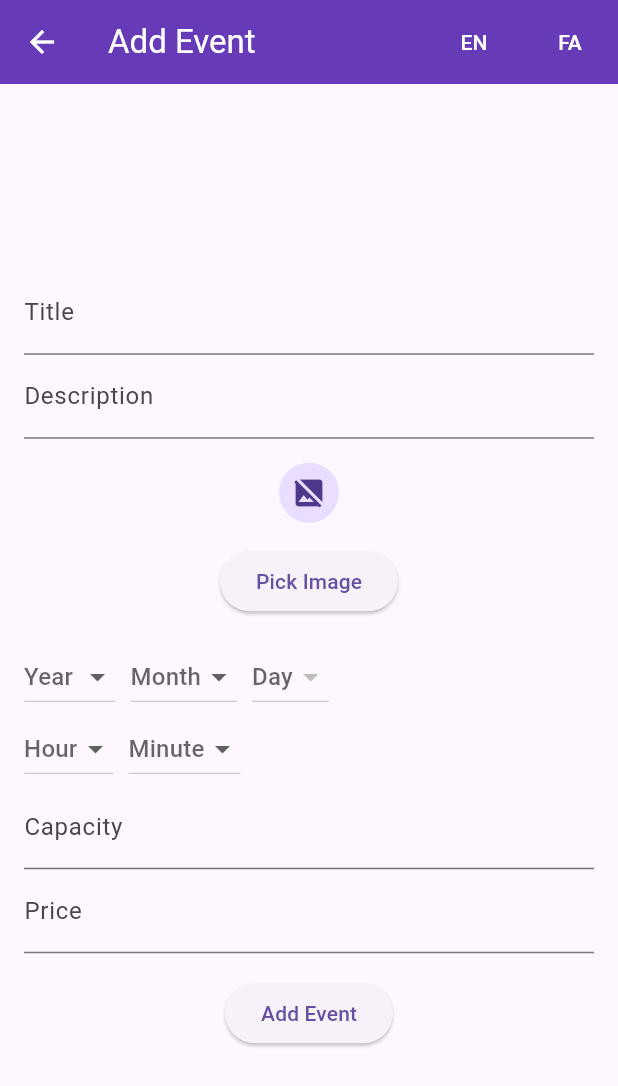
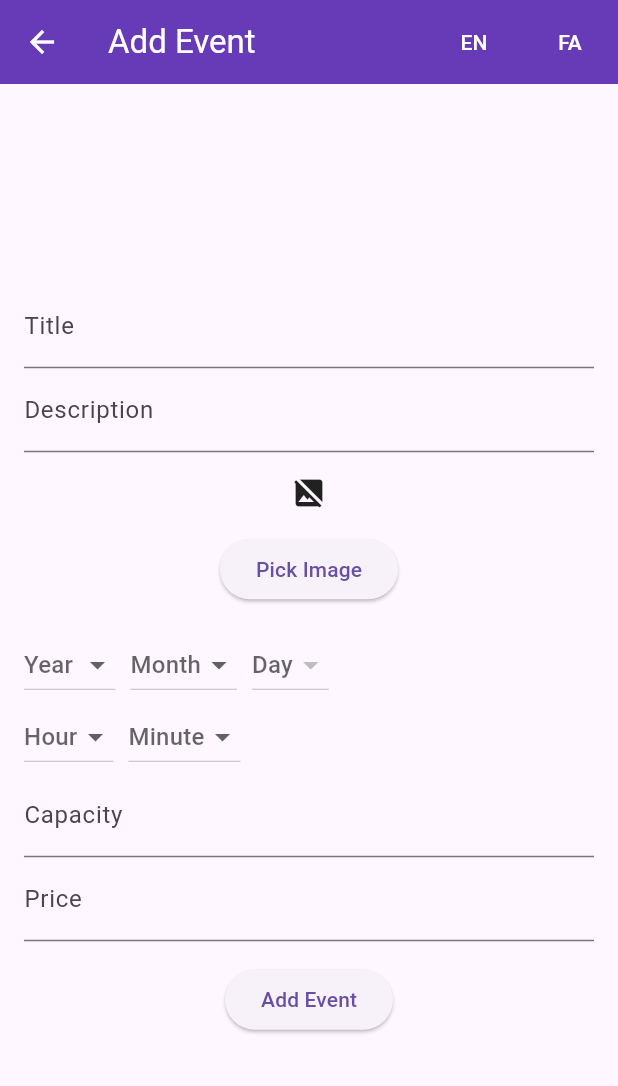
Before and after one commit to kasragh23/my_project_events, a Flutter app: the AddEventPage screen opened directly, on a phone screen of 412 x 824 dp. Shown: the top 1086 px of the screen. Run offline on Flutter 3.47's test engine with Material 3 defaults, Android fonts, the phone set to English and light mode, and no system bars; our stand-ins replace either_dart, get, image_picker, shared_preferences; accounts and stored records are empty.

```diff
--- a/lib/src/pages/add_event/controllers/add_event_controller.dart
+++ b/lib/src/pages/add_event/controllers/add_event_controller.dart
@@ -1,9 +1,9 @@
 import 'dart:convert';
 import 'package:flutter/material.dart';
+import 'package:flutter/services.dart';
 import 'package:get/get.dart';
 import 'package:image_picker/image_picker.dart';
 import '../model/add_event_dto.dart';
-
 
 import '../repositories/add_event_repository.dart';
 
@@ -12,20 +12,19 @@ class AddEventController extends GetxController {
   final int? userId;
 
   AddEventController({required this.userId});
-
   final formKey = GlobalKey<FormState>();
   final title = TextEditingController();
   final description = TextEditingController();
   final capacity = TextEditingController();
   final price = TextEditingController();
+  final TextInputFormatter _capacityFormatter = FilteringTextInputFormatter.digitsOnly;
+  final TextInputFormatter _priceFormatter = FilteringTextInputFormatter.allow(RegExp('[0-9.,]+'));
   var selectedYear = 0.obs;
   var selectedMonth = 0.obs;
   var selectedDay = 0.obs;
   var selectedHour = 0.obs;
   var selectedMinute = 0.obs;
-  final currentYear = DateTime
-      .now()
-      .year;
+  final currentYear = DateTime.now().year;
 
   List<int> get years =>
       [for (var i = currentYear - 5; i <= currentYear + 5; i++) i];
@@ -50,6 +49,9 @@ class AddEventController extends GetxController {
   var selectedImage = ''.obs;
   var selectedDate = ''.obs;
 
+  List<TextInputFormatter> get capacityFormatters => [_capacityFormatter];
+  List<TextInputFormatter> get priceFormatters => [_priceFormatter];
+
   final ImagePicker _picker = ImagePicker();
 
   void pickImage() async {
@@ -70,15 +72,21 @@ class AddEventController extends GetxController {
     final int priceValue = int.tryParse(price.text) ?? 0;
     final int capacityValue = int.parse(capacity.text);
     final eventDate = DateTime(
-        selectedYear.value, selectedMonth.value, selectedDay.value,
-        selectedHour.value, selectedMinute.value,);
+      selectedYear.value,
+      selectedMonth.value,
+      selectedDay.value,
+      selectedHour.value,
+      selectedMinute.value,
+    );
     if (eventDate.isBefore(DateTime.now())) {
       Get.showSnackbar(
-          const GetSnackBar(title: 'Error',
+        const GetSnackBar(
+          title: 'Error',
           message: 'Event date must be in the future.',
           backgroundColor: Colors.red,
           duration: Duration(seconds: 4),
-          ),);
+        ),
+      );
       return;
     }
     final AddEventDto dto = AddEventDto(
@@ -103,7 +111,6 @@ class AddEventController extends GetxController {
     }, (event) {
       Get.back();
     });
-
   }
 
   //   void selectDate(BuildContext context) async {
@@ -118,4 +125,13 @@ class AddEventController extends GetxController {
   //     }
   //   }
   // }
+
+  @override
+  void dispose() {
+    super.dispose();
+    title.dispose();
+    description.dispose();
+    capacity.dispose();
+    price.dispose();
   }
+}
--- a/lib/src/pages/add_event/view/add_event_page.dart
+++ b/lib/src/pages/add_event/view/add_event_page.dart
@@ -21,7 +21,12 @@ class AddEventPage extends GetView<AddEventController> {
 
   @override
   Widget build(BuildContext context) => Scaffold(
-        appBar: AppBar(
+        appBar: _appBar(),
+        body: _body(context),
+      );
+
+  AppBar _appBar() {
+    return AppBar(
       title: Text(LocaleKeys.localization_app_add_event.tr),
       backgroundColor: Colors.deepPurple,
       foregroundColor: Colors.white,
@@ -31,7 +36,8 @@ class AddEventPage extends GetView<AddEventController> {
           child: Text(
             LocaleKeys.localization_app_change_language_to_english.tr,
             style: const TextStyle(color: Colors.white),
-                )),
+          ),
+        ),
         TextButton(
           onPressed: () => Get.updateLocale(const Locale('fa', 'IR')),
           child: Text(
@@ -40,8 +46,11 @@ class AddEventPage extends GetView<AddEventController> {
           ),
         ),
       ],
-        ),
-        body: Center(
+    );
+  }
+
+  Widget _body(BuildContext context) {
+    return Center(
       child: SingleChildScrollView(
         scrollDirection: Axis.vertical,
         child: Padding(
@@ -50,32 +59,40 @@ class AddEventPage extends GetView<AddEventController> {
             key: controller.formKey,
             child: SizedBox(
               width: responsiveWidth(context),
-                  child: Column(
+              child: _textFields(),
+            ),
+          ),
+        ),
+      ),
+    );
+  }
+
+  Column _textFields() {
+    return Column(
       children: [
         TextFormField(
           controller: controller.title,
-                        decoration: InputDecoration(
-                            labelText: LocaleKeys.localization_app_title.tr),
+          decoration:
+              InputDecoration(labelText: LocaleKeys.localization_app_title.tr),
           validator: controller.validate,
         ),
         TextFormField(
           controller: controller.description,
           decoration: InputDecoration(
-                            labelText:
-                                LocaleKeys.localization_app_description.tr),
+              labelText: LocaleKeys.localization_app_description.tr),
           validator: controller.validate,
         ),
-                      const SizedBox(height: 16),
-                      Obx(() => controller.selectedImage.value.isEmpty
-                          ? const CircleAvatar(
-                              child: ClipOval(
-                                  child: Icon(Icons.image_not_supported)))
-                          : CircleAvatar(
-                              child: ClipOval(
-                                child: Image.memory(base64Decode(
-                                    controller.selectedImage.value)),
+        verticalGap(),
+        Obx(
+          () => controller.selectedImage.value.isEmpty
+              ? const ClipOval(child: Icon(Icons.image_not_supported))
+              : SizedBox(
+                  width: 150,
+                  height: 150,
+                  child: Image.memory(
+                      base64Decode(controller.selectedImage.value)),
                 ),
-                            )),
+        ),
         verticalGap(),
         ElevatedButton(
           onPressed: controller.pickImage,
@@ -89,9 +106,42 @@ class AddEventPage extends GetView<AddEventController> {
         //       decoration: const InputDecoration(labelText: 'Date'),
         //       onTap: () => controller.selectDate(context),
         //     )),
-                      Row(
+        _date(),
+        horizontalGap(),
+        // Hour Dropdown
+        _time(),
+
+        TextFormField(
+          controller: controller.capacity,
+          decoration: InputDecoration(
+              labelText: LocaleKeys.localization_app_capacity.tr),
+          keyboardType: TextInputType.number,
+          validator: controller.validate,
+          inputFormatters: controller.capacityFormatters,
+        ),
+        TextFormField(
+          controller: controller.price,
+          decoration:
+              InputDecoration(labelText: LocaleKeys.localization_app_price.tr),
+          keyboardType: TextInputType.number,
+          validator: controller.validate,
+          inputFormatters: controller.priceFormatters,
+          onChanged: (value) => int.parse(value),
+        ),
+        verticalGap(),
+        ElevatedButton(
+          onPressed: controller.addEvent,
+          child: Text(LocaleKeys.localization_app_add_event.tr),
+        )
+      ],
+    );
+  }
+
+  Widget _date() {
+    return Row(
       children: [
-                          Obx(() => DropdownButton<int>(
+        Obx(
+          () => DropdownButton<int>(
             hint: Text(LocaleKeys.localization_app_year.tr),
             value: controller.selectedYear.value == 0
                 ? null
@@ -106,12 +156,13 @@ class AddEventPage extends GetView<AddEventController> {
             onChanged: (value) {
               controller.selectedYear.value = value!;
             },
-                              )),
+          ),
+        ),
         horizontalGap(),
         // Month Dropdown
-                          Obx(() => DropdownButton<int>(
-                                hint:
-                                    Text(LocaleKeys.localization_app_month.tr),
+        Obx(
+          () => DropdownButton<int>(
+            hint: Text(LocaleKeys.localization_app_month.tr),
             value: controller.selectedMonth.value == 0
                 ? null
                 : controller.selectedMonth.value,
@@ -126,10 +177,12 @@ class AddEventPage extends GetView<AddEventController> {
               controller.selectedMonth.value = value!;
               controller.selectedDay.value = 0;
             },
-                              )),
+          ),
+        ),
         horizontalGap(),
         // Day Dropdown
-                          Obx(() => DropdownButton<int>(
+        Obx(
+          () => DropdownButton<int>(
             hint: Text(LocaleKeys.localization_app_day.tr),
             value: controller.selectedDay.value == 0
                 ? null
@@ -144,13 +197,17 @@ class AddEventPage extends GetView<AddEventController> {
             onChanged: (value) {
               controller.selectedDay.value = value!;
             },
-                              )),
+          ),
+        ),
       ],
-                      ),
-                      horizontalGap(),
-                      // Hour Dropdown
-                      Row(children: [
-                        Obx(() => DropdownButton<int>(
+    );
+  }
+
+  Widget _time() {
+    return Row(
+      children: [
+        Obx(
+          () => DropdownButton<int>(
             hint: Text(LocaleKeys.localization_app_hour.tr),
             value: controller.selectedHour.value == 0
                 ? null
@@ -165,10 +222,12 @@ class AddEventPage extends GetView<AddEventController> {
             onChanged: (value) {
               controller.selectedHour.value = value!;
             },
-                            )),
+          ),
+        ),
         horizontalGap(),
         // Minute Dropdown
-                        Obx(() => DropdownButton<int>(
+        Obx(
+          () => DropdownButton<int>(
             hint: Text(LocaleKeys.localization_app_minute.tr),
             value: controller.selectedMinute.value == 0
                 ? null
@@ -183,34 +242,9 @@ class AddEventPage extends GetView<AddEventController> {
             onChanged: (value) {
               controller.selectedMinute.value = value!;
             },
-                            )),
-                      ]),
-
-                      TextFormField(
-                        controller: controller.capacity,
-                        decoration: InputDecoration(
-                            labelText: LocaleKeys.localization_app_capacity.tr),
-                        keyboardType: TextInputType.number,
-                        validator: controller.validate,
-                      ),
-                      TextFormField(
-                        controller: controller.price,
-                        decoration: InputDecoration(
-                            labelText: LocaleKeys.localization_app_price.tr),
-                        keyboardType: TextInputType.number,
-                        validator: controller.validate,
-                      ),
-                      const SizedBox(height: 16),
-                      ElevatedButton(
-                        onPressed: controller.addEvent,
-                        child: Text(LocaleKeys.localization_app_add_event.tr),
-                      )
-                    ],
           ),
         ),
-              ),
-            ),
-          ),
-        ),
+      ],
     );
   }
+}
```
Lines whose indentation alone changed are shown as unchanged.
